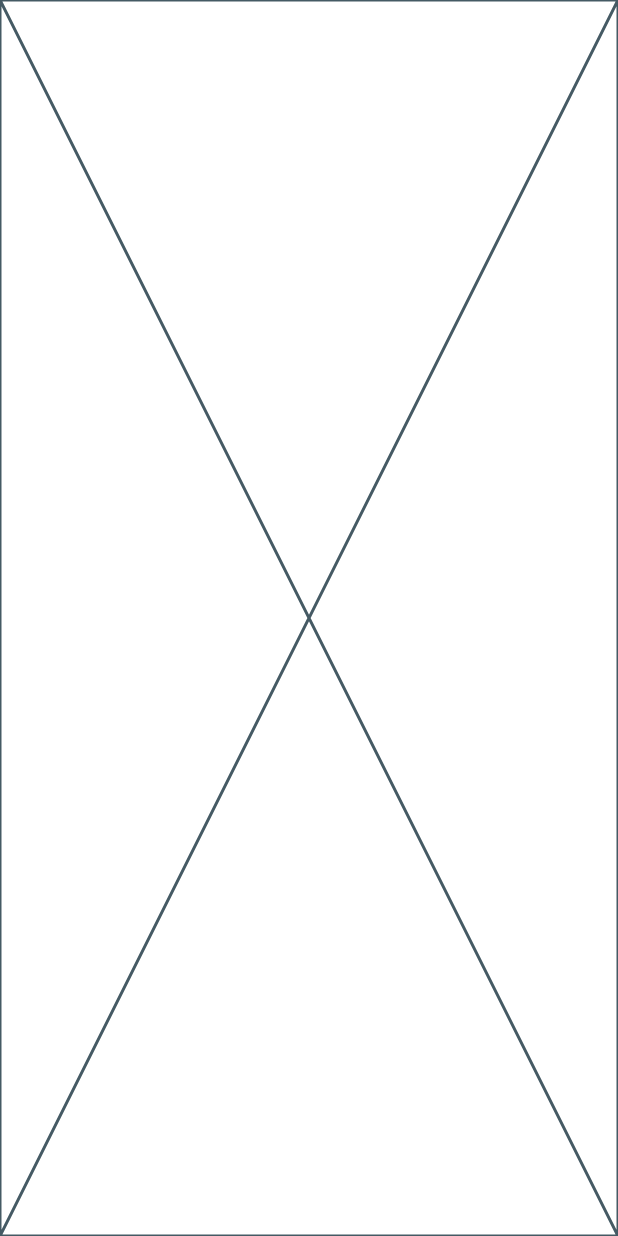
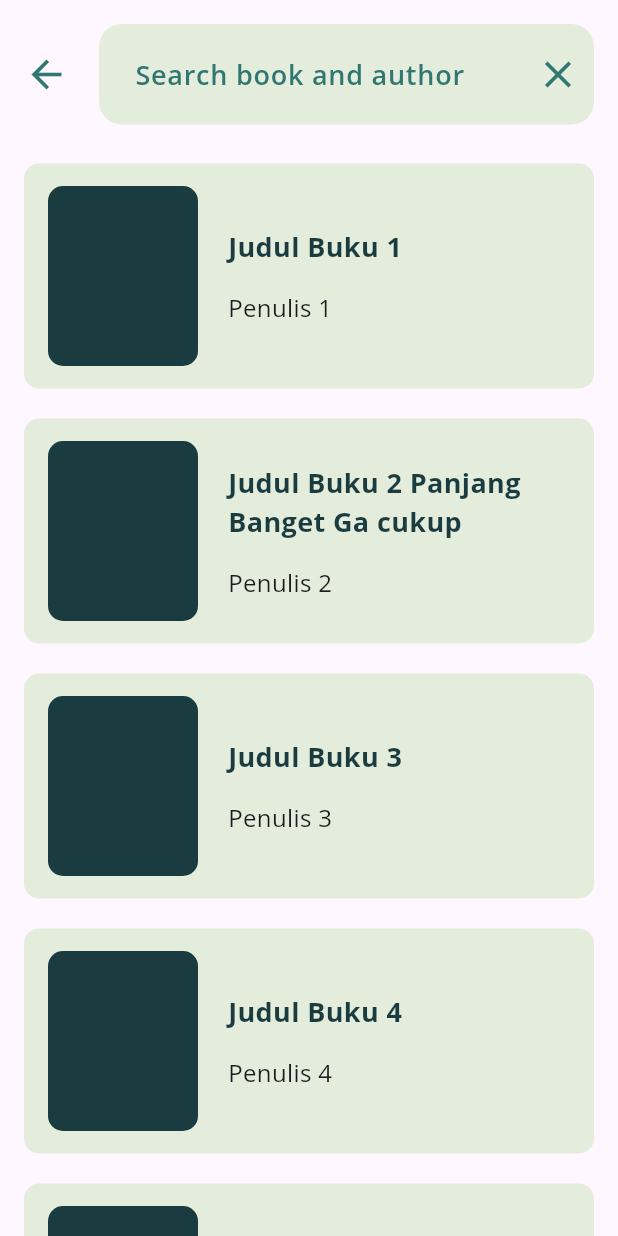
Before and after one commit to ivantendou/bookstash, a Flutter app: the screen it shows after launch, after a tap on "Search book and author", on a phone screen of 412 x 824 dp. Run offline on Flutter 3.47's test engine with Material 3 defaults, Android fonts, the phone set to English and light mode, and no system bars; our stand-ins replace google_nav_bar.

Commit message:
🔨 Finalize search screen

```diff
--- a/lib/main.dart
+++ b/lib/main.dart
@@ -1,6 +1,7 @@
 import 'package:bookstash/screens/root/root_screen.dart';
 import 'package:bookstash/screens/search/search_screen.dart';
 import 'package:bookstash/screens/splash_screen.dart';
+import 'package:bookstash/utils/constants/colors_constant.dart';
 import 'package:bookstash/utils/constants/route_paths_constant.dart';
 import 'package:flutter/material.dart';
 
@@ -20,6 +21,13 @@ class MyApp extends StatelessWidget {
         colorScheme: ColorScheme.fromSeed(seedColor: Colors.deepPurple),
         useMaterial3: true,
         fontFamily: 'Open Sans',
+        textSelectionTheme: TextSelectionThemeData(
+          cursorColor: ColorConstant.tosca,
+          selectionHandleColor: ColorConstant.tosca,
+        ),
+        iconTheme: IconThemeData(
+          color: ColorConstant.tosca,
+        ),
       ),
       routes: {
         RoutePaths.splash: (context) => const SplashScreen(),
--- a/lib/screens/home/home_screen.dart
+++ b/lib/screens/home/home_screen.dart
@@ -1,6 +1,6 @@
 import 'package:bookstash/model/category_model.dart';
 import 'package:flutter/material.dart';
-import 'package:bookstash/screens/home/widgets/home_widgets_barrel.dart';
+import 'package:bookstash/screens/home/widgets/index.dart';
 
 List<Map<String, String>> books = [
   {
@@ -46,7 +46,7 @@ class HomeScreen extends StatelessWidget {
               const SizedBox(
                 height: 16,
               ),
-              const HeaderWidget(headerName: 'Latest Book'),
+              const TextHeaderWidget(headerName: 'Latest Book'),
               const SizedBox(
                 height: 16,
               ),
@@ -64,7 +64,7 @@ class HomeScreen extends StatelessWidget {
               const SizedBox(
                 height: 16,
               ),
-              const HeaderWidget(headerName: 'Categories'),
+              const TextHeaderWidget(headerName: 'Categories'),
               CategoryCardWidget(categories: categories),
             ],
           ),
--- a/lib/screens/home/widgets/category_card_widget.dart
+++ b/lib/screens/home/widgets/category_card_widget.dart
@@ -39,7 +39,6 @@ class CategoryCardWidget extends StatelessWidget {
                     children: [
                       Icon(
                         category.icon,
-                        color: ColorConstant.tosca,
                       ),
                       const SizedBox(
                         width: 8,
--- a/lib/screens/home/widgets/home_search_bar.dart
+++ b/lib/screens/home/widgets/home_search_bar_widget.dart
@@ -24,9 +24,8 @@ class HomeSearchBarWidget extends StatelessWidget {
               const SizedBox(
                 width: 20,
               ),
-              Icon(
+              const Icon(
                 Icons.search,
-                color: ColorConstant.tosca,
                 size: 30,
               ),
               const SizedBox(
--- a/lib/screens/home/widgets/home_widgets_barrel.dart
+++ /dev/null
@@ -1,4 +0,0 @@
-export 'package:bookstash/screens/home/widgets/book_card_widget.dart';
-export 'package:bookstash/screens/home/widgets/category_card_widget.dart';
-export 'package:bookstash/screens/home/widgets/header_widget.dart';
-export 'package:bookstash/screens/home/widgets/home_search_bar.dart';
--- /dev/null
+++ b/lib/screens/home/widgets/index.dart
@@ -0,0 +1,4 @@
+export 'package:bookstash/screens/home/widgets/book_card_widget.dart';
+export 'package:bookstash/screens/home/widgets/category_card_widget.dart';
+export 'package:bookstash/screens/home/widgets/text_header_widget.dart';
+export 'package:bookstash/screens/home/widgets/home_search_bar_widget.dart';
--- a/lib/screens/home/widgets/header_widget.dart
+++ b/lib/screens/home/widgets/text_header_widget.dart
@@ -1,8 +1,8 @@
 import 'package:bookstash/utils/constants/text_styles_constant.dart';
 import 'package:flutter/material.dart';
 
-class HeaderWidget extends StatelessWidget {
-  const HeaderWidget({super.key, required this.headerName});
+class TextHeaderWidget extends StatelessWidget {
+  const TextHeaderWidget({super.key, required this.headerName});
 
   final String headerName;
 
--- a/lib/screens/search/search_screen.dart
+++ b/lib/screens/search/search_screen.dart
@@ -1,4 +1,30 @@
+import 'package:bookstash/screens/search/widgets/search_bar_widget.dart';
+import 'package:bookstash/utils/constants/colors_constant.dart';
+import 'package:bookstash/utils/constants/text_styles_constant.dart';
 import 'package:flutter/material.dart';
+
+List<Map<String, String>> books = [
+  {
+    'title': 'Judul Buku 1',
+    'author': 'Penulis 1',
+  },
+  {
+    'title': 'Judul Buku 2 Panjang Banget Ga cukup',
+    'author': 'Penulis 2',
+  },
+  {
+    'title': 'Judul Buku 3',
+    'author': 'Penulis 3',
+  },
+  {
+    'title': 'Judul Buku 4',
+    'author': 'Penulis 4',
+  },
+  {
+    'title': 'Judul Buku 5',
+    'author': 'Penulis 5',
+  },
+];
 
 class SearchScreen extends StatefulWidget {
   const SearchScreen({super.key});
@@ -10,6 +36,89 @@ class SearchScreen extends StatefulWidget {
 class _SearchScreenState extends State<SearchScreen> {
   @override
   Widget build(BuildContext context) {
-    return const Placeholder();
+    return SafeArea(
+      child: Scaffold(
+        body: SingleChildScrollView(
+          child: Padding(
+            padding: const EdgeInsets.all(16.0),
+            child: Column(
+              children: [
+                const SearchBarWidget(),
+                const SizedBox(
+                  height: 16,
+                ),
+                ListView.builder(
+                  itemCount: books.length,
+                  shrinkWrap: true,
+                  itemBuilder: (context, index) {
+                    final item = books[index];
+                    return Container(
+                      height: 150,
+                      margin: const EdgeInsets.symmetric(vertical: 10),
+                      decoration: BoxDecoration(
+                        color: ColorConstant.sageGreen,
+                        borderRadius: const BorderRadius.all(
+                          Radius.circular(10),
+                        ),
+                      ),
+                      child: Row(
+                        mainAxisAlignment: MainAxisAlignment.start,
+                        children: [
+                          const SizedBox(
+                            width: 16,
+                          ),
+                          Container(
+                            height: 120,
+                            width: 100,
+                            decoration: BoxDecoration(
+                              color: ColorConstant.teal,
+                              borderRadius: const BorderRadius.all(
+                                Radius.circular(10),
+                              ),
+                            ),
+                          ),
+                          const SizedBox(
+                            width: 20,
+                          ),
+                          Column(
+                            mainAxisAlignment: MainAxisAlignment.center,
+                            crossAxisAlignment: CrossAxisAlignment.start,
+                            children: [
+                              SizedBox(
+                                width: 200,
+                                child: Text(
+                                  item['title']!,
+                                  maxLines: 2,
+                                  style: TextStyleConstant.heading3.copyWith(
+                                    fontSize: 18,
+                                    overflow: TextOverflow.ellipsis,
+                                  ),
+                                ),
+                              ),
+                              const SizedBox(
+                                height: 16,
+                              ),
+                              Text(
+                                item['author']!,
+                                maxLines: 2,
+                                style: TextStyleConstant.body.copyWith(
+                                  fontWeight: FontWeight.w400,
+                                  overflow: TextOverflow.ellipsis,
+                                  fontSize: 16,
+                                ),
+                              )
+                            ],
+                          )
+                        ],
+                      ),
+                    );
+                  },
+                ),
+              ],
+            ),
+          ),
+        ),
+      ),
+    );
   }
 }
--- /dev/null
+++ b/lib/screens/search/widgets/search_bar_widget.dart
@@ -0,0 +1,71 @@
+import 'package:bookstash/utils/constants/colors_constant.dart';
+import 'package:bookstash/utils/constants/text_styles_constant.dart';
+import 'package:flutter/material.dart';
+
+class SearchBarWidget extends StatelessWidget {
+  const SearchBarWidget({super.key});
+
+  @override
+  Widget build(BuildContext context) {
+    return Row(
+      mainAxisAlignment: MainAxisAlignment.spaceEvenly,
+      children: [
+        const Icon(
+          Icons.arrow_back_outlined,
+          size: 30,
+        ),
+        const SizedBox(
+          width: 20,
+        ),
+        Expanded(
+          child: TextFormField(
+            style: TextStyleConstant.buttonLabel.copyWith(
+              color: ColorConstant.teal,
+              fontSize: 18,
+            ),
+            decoration: InputDecoration(
+              border: const OutlineInputBorder(
+                borderSide: BorderSide.none,
+                borderRadius: BorderRadius.all(
+                  Radius.circular(15),
+                ),
+              ),
+              fillColor: ColorConstant.sageGreen,
+              filled: true,
+              floatingLabelBehavior: FloatingLabelBehavior.never,
+              label: Text(
+                'Search book and author',
+                style: TextStyleConstant.buttonLabel.copyWith(
+                  color: ColorConstant.tosca,
+                  fontSize: 18,
+                ),
+              ),
+              contentPadding: const EdgeInsets.symmetric(
+                vertical: 20,
+                horizontal: 20,
+              ),
+              hintText: 'Search book and author',
+              hintStyle: TextStyleConstant.buttonLabel.copyWith(
+                color: ColorConstant.tosca,
+                fontSize: 18,
+              ),
+              suffixIcon: IconButton(
+                onPressed: () {},
+                // onPressed: _controller.clear,
+                icon: Icon(
+                  Icons.clear,
+                  color: ColorConstant.tosca,
+                  size: 30,
+                ),
+              ),
+            ),
+            textInputAction: TextInputAction.search,
+            onFieldSubmitted: (query) {
+              // ketika tombol search diklik lakukan sesuatu di sini
+            },
+          ),
+        ),
+      ],
+    );
+  }
+}
```
